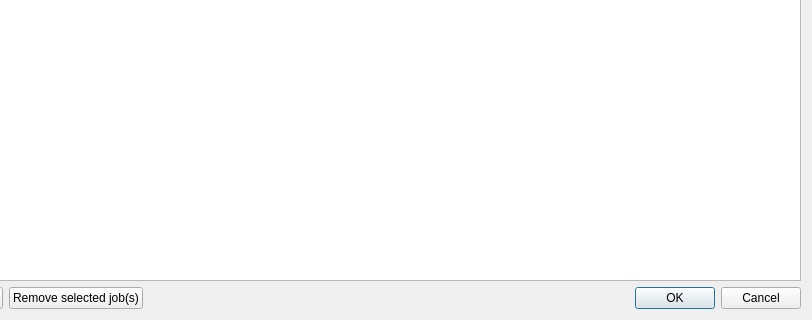
This is Source/job_dialog.ui in Rolf-Hempel/PlanetarySystemStacker as Qt 5 draws it before an edit; both pictures show x 88 to 900 and y 213 to 533 of the 900 by 533 pixel window. The edited form follows.
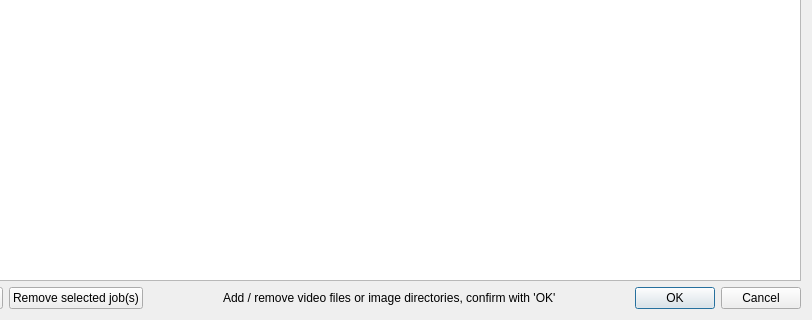
This is the edited form.

The edit to the form file:
```diff
--- a/Source/job_dialog.ui
+++ b/Source/job_dialog.ui
@@ -14,29 +14,20 @@
    <string>Manage Job List</string>
   </property>
   <layout class="QGridLayout" name="gridLayout">
-   <item row="1" column="0">
-    <widget class="QPushButton" name="button_add_jobs">
-     <property name="toolTip">
-      <string>Select video files and / or directories containing image files.
-Each entry is executed as a job, either in batch mode (automatic) or manually.
-When the list is okay, confirm with pressing the &quot;OK&quot; button.</string>
-     </property>
-     <property name="text">
-      <string>Add job(s)</string>
-     </property>
-    </widget>
-   </item>
    <item row="1" column="2">
-    <widget class="QDialogButtonBox" name="buttonBox">
+    <spacer name="horizontalSpacer">
      <property name="orientation">
       <enum>Qt::Horizontal</enum>
      </property>
-     <property name="standardButtons">
-      <set>QDialogButtonBox::Cancel|QDialogButtonBox::Ok</set>
+     <property name="sizeHint" stdset="0">
+      <size>
+       <width>40</width>
+       <height>20</height>
+      </size>
      </property>
-    </widget>
+    </spacer>
    </item>
-   <item row="0" column="0" colspan="3">
+   <item row="0" column="0" colspan="6">
     <widget class="QListWidget" name="job_list_widget">
      <property name="sizePolicy">
       <sizepolicy hsizetype="Expanding" vsizetype="MinimumExpanding">
@@ -68,6 +59,48 @@
      </property>
     </widget>
    </item>
+   <item row="1" column="5">
+    <widget class="QDialogButtonBox" name="buttonBox">
+     <property name="orientation">
+      <enum>Qt::Horizontal</enum>
+     </property>
+     <property name="standardButtons">
+      <set>QDialogButtonBox::Cancel|QDialogButtonBox::Ok</set>
+     </property>
+    </widget>
+   </item>
+   <item row="1" column="0">
+    <widget class="QPushButton" name="button_add_jobs">
+     <property name="toolTip">
+      <string>Select video files and / or directories containing image files.
+Each entry is executed as a job, either in batch mode (automatic) or manually.
+When the list is okay, confirm with pressing the &quot;OK&quot; button.</string>
+     </property>
+     <property name="text">
+      <string>Add job(s)</string>
+     </property>
+    </widget>
+   </item>
+   <item row="1" column="3">
+    <widget class="QLabel" name="messageLabel">
+     <property name="text">
+      <string>Add / remove video files or image directories, confirm with 'OK'</string>
+     </property>
+    </widget>
+   </item>
+   <item row="1" column="4">
+    <spacer name="horizontalSpacer_2">
+     <property name="orientation">
+      <enum>Qt::Horizontal</enum>
+     </property>
+     <property name="sizeHint" stdset="0">
+      <size>
+       <width>40</width>
+       <height>20</height>
+      </size>
+     </property>
+    </spacer>
+   </item>
   </layout>
  </widget>
  <resources/>
```
